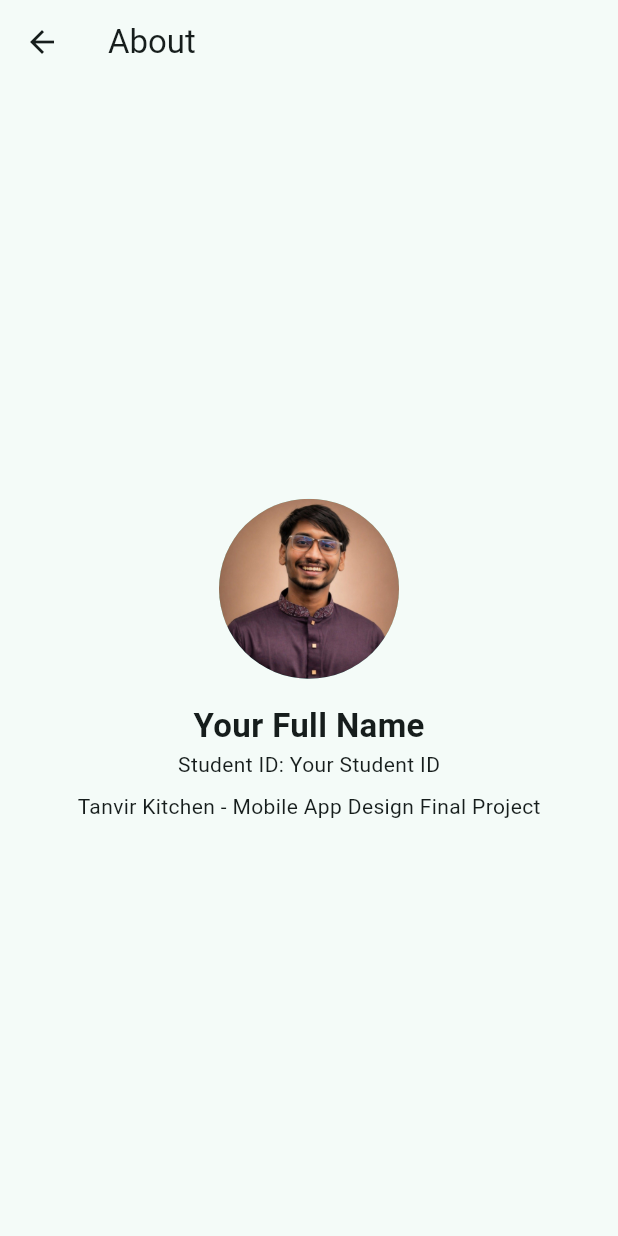
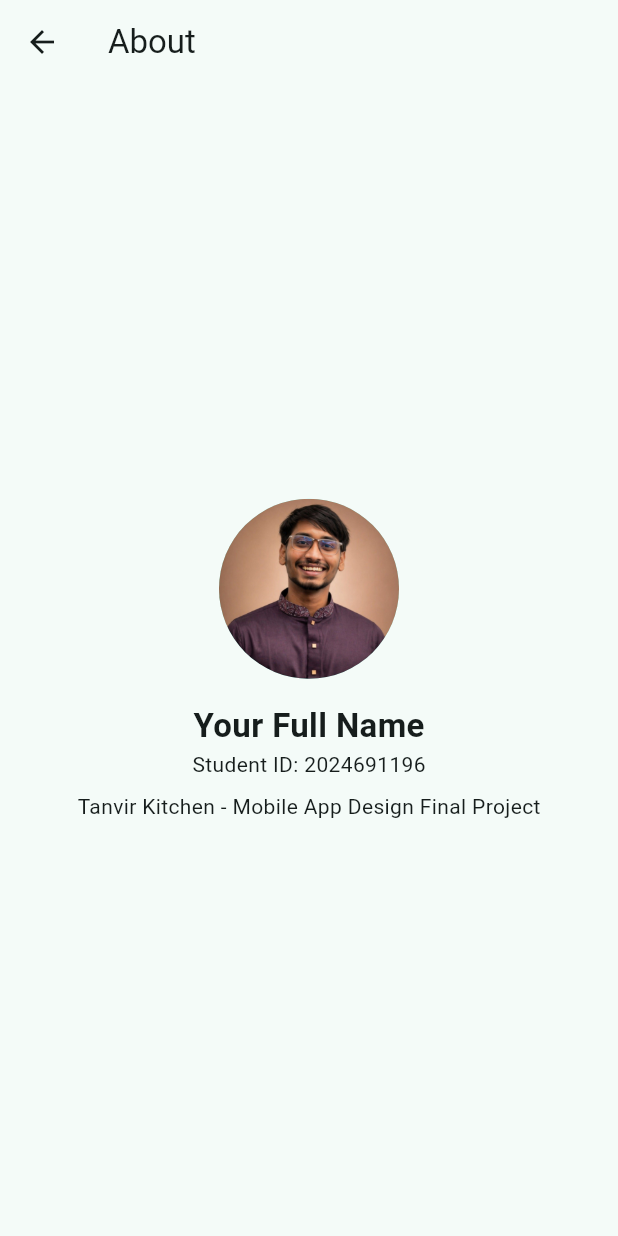
Before and after one commit to TanvirHasan1015/Recipe-Explorer-App-2024691196, a Flutter app: the screen it shows after launch, after a tap on the "info outline" icon, on a phone screen of 412 x 824 dp. Run offline on Flutter 3.47's test engine with Material 3 defaults, Android fonts, the phone set to English and light mode, and no system bars; our stand-ins replace shared_preferences; network calls fail.

Commit message:
Fix README screenshots

```diff
--- a/lib/main.dart
+++ b/lib/main.dart
@@ -14,8 +14,8 @@ class MyApp extends StatelessWidget {
   Widget build(BuildContext context) {
     return MaterialApp(
       title: 'Tanvir Kitchen', // YOUR app name (used by the system)
+      debugShowCheckedModeBanner: false, // hides the red DEBUG banner
       // ThemeData sets the colors of the whole app.
-      // colorSchemeSeed: ONE color, and Flutter makes all the other colors from it.
       theme: ThemeData(colorSchemeSeed: Colors.teal, useMaterial3: true),
       home: const MainScreen(),
     );
--- a/lib/screens/about_screen.dart
+++ b/lib/screens/about_screen.dart
@@ -24,7 +24,7 @@ class AboutScreen extends StatelessWidget {
               'Your Full Name',
               style: TextStyle(fontSize: 22, fontWeight: FontWeight.bold),
             ),
-            const Text('Student ID: Your Student ID'),
+            const Text('Student ID: 2024691196'),
             const SizedBox(height: 8),
             const Text('Tanvir Kitchen - Mobile App Design Final Project'),
           ],
--- a/lib/screens/home_screen.dart
+++ b/lib/screens/home_screen.dart
@@ -1,8 +1,8 @@
 import 'package:flutter/material.dart';
 import '../models/category.dart';
 import '../services/meal_api.dart';
+import 'about_screen.dart';
 import 'meal_list_screen.dart';
-import 'about_screen.dart';
 
 // StatefulWidget because the screen CHANGES: loading -> data, or loading -> error.
 class HomeScreen extends StatefulWidget {
@@ -50,19 +50,19 @@ class _HomeScreenState extends State<HomeScreen> {
   Widget build(BuildContext context) {
     return Scaffold(
       appBar: AppBar(
-        title: const Text('Tanvir Kitchen'), // YOUR app name
-        actions: [
-          // The "i" icon opens the About screen.
-          IconButton(
+        centerTitle: true, // puts the title in the center
+        // "leading" is the LEFT side of the app bar, so the icon goes there.
+        leading: IconButton(
           icon: const Icon(Icons.info_outline),
           onPressed: () {
+            // Open the About screen.
             Navigator.push(
               context,
               MaterialPageRoute(builder: (context) => const AboutScreen()),
             );
           },
         ),
-        ],
+        title: const Text('Tanvir Kitchen'), // YOUR app name
       ),
       body: _buildBody(),
     );
```
Also changed, not shown: 5 other files. Lines whose indentation alone changed are shown as unchanged.
